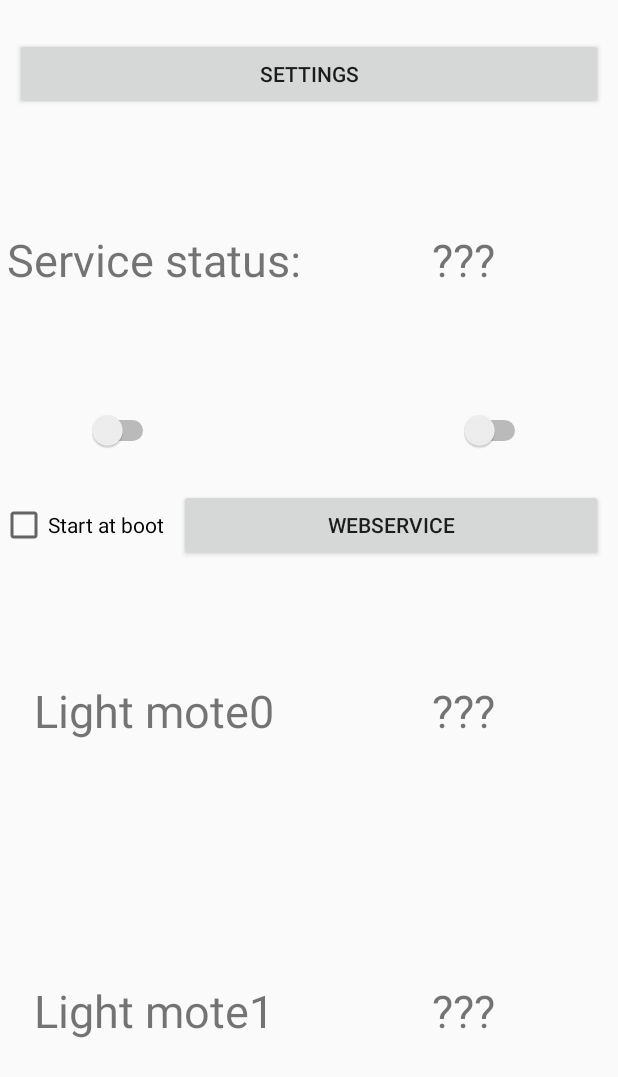
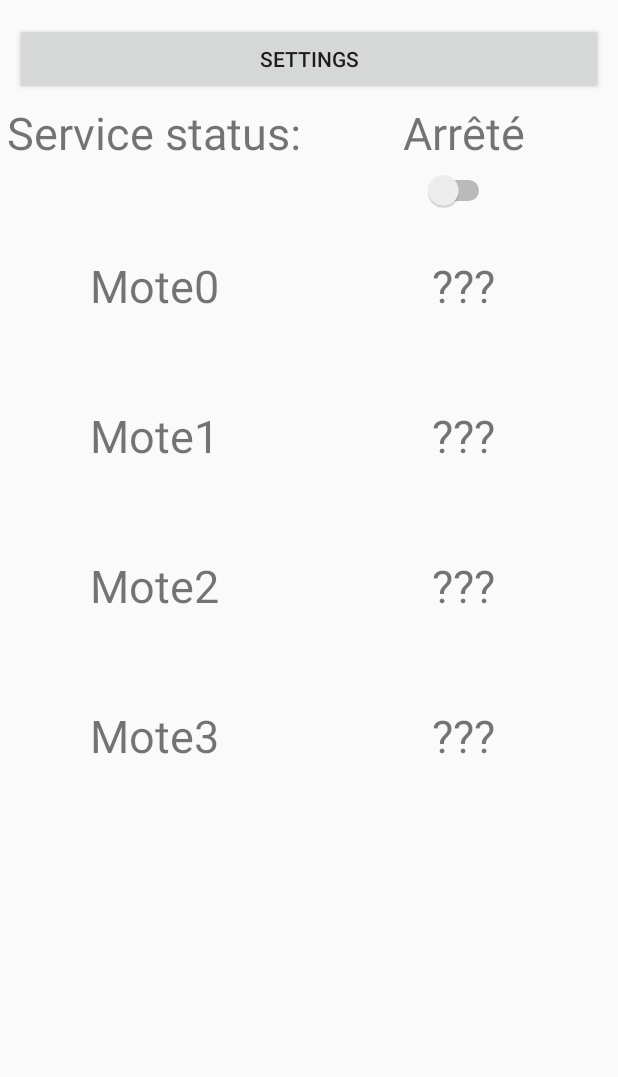
Before and after one commit to ABouveron/pj_amio, an Android app built with Jetpack Compose: the screen it shows after launch (MainActivity), on a phone screen of 412 x 824 dp. Shown: the top 1077 px of the screen. Run offline under Robolectric (Android 15) with nearby library versions, the phone set to English and light mode, and no system bars.

Commit message:
fix: various bugfixes / UI improvements

```diff
--- a/app/src/main/AndroidManifest.xml
+++ b/app/src/main/AndroidManifest.xml
@@ -1,6 +1,7 @@
 <?xml version="1.0" encoding="utf-8"?>
 <manifest xmlns:android="http://schemas.android.com/apk/res/android"
-    xmlns:tools="http://schemas.android.com/tools">
+    xmlns:tools="http://schemas.android.com/tools"
+    android:installLocation="internalOnly" >
 
     <uses-permission android:name="android.permission.POST_NOTIFICATIONS" />
     <uses-permission android:name="android.permission.VIBRATE" />
--- a/app/src/main/java/fr/abouveron/projectamio/MainActivity.java
+++ b/app/src/main/java/fr/abouveron/projectamio/MainActivity.java
@@ -7,7 +7,6 @@ import android.content.pm.PackageManager;
 import android.os.Bundle;
 import android.util.Log;
 import android.widget.Button;
-import android.widget.CheckBox;
 import android.widget.Switch;
 import android.widget.TextView;
 
@@ -55,37 +54,7 @@ public class MainActivity extends ComponentActivity {
                     }
                 });
 
-        findViewById(Switch.class, R.id.rightButton)
-                .setOnCheckedChangeListener((buttonView, isChecked) -> {
-                    if (isChecked) {
-                        Log.d("MainActivity", "rightIsChecked");
-                        startService(serviceIntent);
-                    } else {
-                        Log.d("MainActivity", "rightIsNotChecked");
-                        stopService(serviceIntent);
-                    }
-                });
-
-        findViewById(CheckBox.class, R.id.checkbox)
-                .setOnCheckedChangeListener((buttonView, isChecked) -> {
-                    Log.d("MainActivity", "SharedPreferences:checkboxState:" + isChecked);
-                    getSharedPreferences("settings", MODE_PRIVATE)
-                            .edit()
-                            .putBoolean("checkboxState", isChecked)
-                            .apply();
-                });
-
-        findViewById(Button.class, R.id.buttonWebService).setOnClickListener(v -> {
-            try {
-                new WebService(this).execute();
-            } catch (Exception e) {
-                e.printStackTrace();
-            }
-        });
-
-        findViewById(Button.class, R.id.buttonSettings).setOnClickListener(v -> {
-            startActivity(settingsIntent);
-        });
+        findViewById(Button.class, R.id.buttonSettings).setOnClickListener(v -> startActivity(settingsIntent));
     }
 
     @Override
--- a/app/src/main/java/fr/abouveron/projectamio/SettingsActivity.java
+++ b/app/src/main/java/fr/abouveron/projectamio/SettingsActivity.java
@@ -11,5 +11,10 @@ public class SettingsActivity extends PreferenceActivity {
     protected void onCreate(@Nullable Bundle savedInstanceState) {
         super.onCreate(savedInstanceState);
         addPreferencesFromResource(R.xml.preferences);
+
+        findPreference("back_button").setOnPreferenceClickListener(preference -> {
+            finish();
+            return true;
+        });
     }
 }
--- a/app/src/main/res/layout/accueil.xml
+++ b/app/src/main/res/layout/accueil.xml
@@ -12,7 +12,7 @@
             android:layout_width="match_parent"
             android:layout_height="wrap_content"
             android:gravity="center"
-            android:layout_marginTop="25dp">
+            android:layout_marginTop="15dp">
 
             <Button
                 android:id="@+id/buttonSettings"
@@ -44,7 +44,7 @@
             <TextView
                 android:id="@+id/TV2"
                 android:layout_width="0dp"
-                android:layout_height="200dp"
+                android:layout_height="50dp"
                 android:gravity="center"
                 android:text="@string/TV2_str"
                 android:textSize="30sp"
@@ -63,37 +63,8 @@
             <Switch
                 android:id="@+id/leftButton"
                 android:layout_width="wrap_content"
-                android:layout_height="wrap_content" />
-
-            <Switch
-                android:id="@+id/rightButton"
-                android:layout_width="wrap_content"
                 android:layout_height="wrap_content"
                 android:layout_marginStart="200dp" />
-
-        </LinearLayout>
-
-        <LinearLayout
-            android:id="@+id/layout_checkbox"
-            android:layout_width="match_parent"
-            android:layout_height="wrap_content"
-            android:gravity="center"
-            android:layout_below="@id/layout_button"
-            android:layout_marginTop="25dp">
-
-            <CheckBox
-                android:id="@+id/checkbox"
-                android:layout_width="wrap_content"
-                android:layout_height="wrap_content"
-                android:text="@string/checkboxText" />
-
-            <Button
-                android:id="@+id/buttonWebService"
-                android:layout_width="match_parent"
-                android:layout_height="wrap_content"
-                android:layout_marginStart="10dp"
-                android:layout_marginEnd="10dp"
-                android:text="@string/buttonWebService" />
 
         </LinearLayout>
 
@@ -103,7 +74,7 @@
             android:layout_height="wrap_content"
             android:weightSum="1"
             android:orientation="horizontal"
-            android:layout_below="@id/layout_checkbox">
+            android:layout_below="@id/layout_button">
 
             <TextView
                 android:id="@+id/WebServiceDisplay0"
@@ -117,7 +88,7 @@
             <TextView
                 android:id="@+id/WebServiceDisplayValue0"
                 android:layout_width="0dp"
-                android:layout_height="200dp"
+                android:layout_height="100dp"
                 android:gravity="center"
                 android:text="@string/WebServiceDisplayValue0_str"
                 android:textSize="30sp"
@@ -145,7 +116,7 @@
             <TextView
                 android:id="@+id/WebServiceDisplayValue1"
                 android:layout_width="0dp"
-                android:layout_height="200dp"
+                android:layout_height="100dp"
                 android:gravity="center"
                 android:text="@string/WebServiceDisplayValue1_str"
                 android:textSize="30sp"
@@ -173,7 +144,7 @@
             <TextView
                 android:id="@+id/WebServiceDisplayValue2"
                 android:layout_width="0dp"
-                android:layout_height="200dp"
+                android:layout_height="100dp"
                 android:gravity="center"
                 android:text="@string/WebServiceDisplayValue2_str"
                 android:textSize="30sp"
@@ -201,7 +172,7 @@
             <TextView
                 android:id="@+id/WebServiceDisplayValue3"
                 android:layout_width="0dp"
-                android:layout_height="200dp"
+                android:layout_height="100dp"
                 android:gravity="center"
                 android:text="@string/WebServiceDisplayValue3_str"
                 android:textSize="30sp"
--- a/app/src/main/res/values/strings.xml
+++ b/app/src/main/res/values/strings.xml
@@ -1,23 +1,19 @@
 <resources>
     <string name="app_name">ProjectAMIO</string>
     <string name="TV1_str">Service status:</string>
-    <string name="TV2_str">\???</string>
-    <string name="TV3_str">Last result:</string>
-    <string name="TV4_str">\???</string>
-    <string name="TV5_str">Last alert:</string>
-    <string name="TV6_str">\???</string>
+    <string name="TV2_str">Arrêté</string>
     <string name="leftButton_str">ToggleButton</string>
     <string name="checkboxText">Start at boot</string>
     <string name="TV2_str_off">Arrêté</string>
     <string name="TV2_str_on">En cours</string>
     <string name="buttonWebService">WebService</string>
-    <string name="WebServiceDisplay0_str">Light mote0</string>
+    <string name="WebServiceDisplay0_str">Mote0</string>
     <string name="WebServiceDisplayValue0_str">\???</string>
-    <string name="WebServiceDisplay1_str">Light mote1</string>
+    <string name="WebServiceDisplay1_str">Mote1</string>
     <string name="WebServiceDisplayValue1_str">\???</string>
-    <string name="WebServiceDisplay2_str">Light mote2</string>
+    <string name="WebServiceDisplay2_str">Mote2</string>
     <string name="WebServiceDisplayValue2_str">\???</string>
-    <string name="WebServiceDisplay3_str">Light mote3</string>
+    <string name="WebServiceDisplay3_str">Mote3</string>
     <string name="WebServiceDisplayValue3_str">\???</string>
     <string name="title_activity_settings">SettingsActivity</string>
     <string name="buttonSettings">Settings</string>
```
Also changed, not shown: app/src/main/java/fr/abouveron/projectamio/BootBroadcastReceiver.java (+4 -4 lines), app/src/main/java/fr/abouveron/projectamio/MainService.java (+11 -17 lines), app/src/main/java/fr/abouveron/projectamio/WebService.java (+74 -30 lines), app/src/main/res/xml/preferences.xml (+11 -0 lines).
